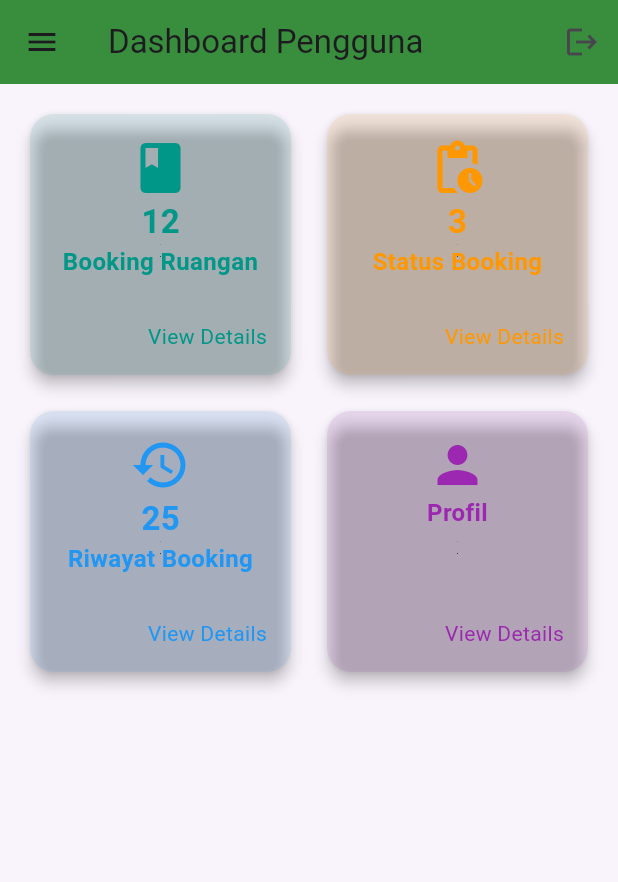
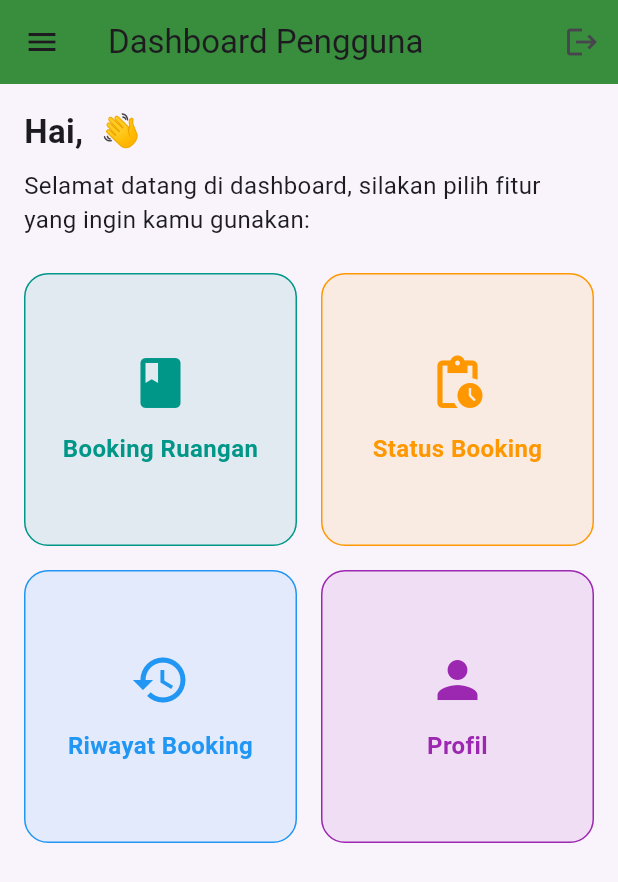
Before and after one commit to mutiadea29/hama-baru, a Flutter app: the UserDashboard screen opened by its route, on a phone screen of 412 x 824 dp. Shown: the top 882 px of the screen. Run offline on Flutter 3.47's test engine with Material 3 defaults, Android fonts, the phone set to English and light mode, and no system bars; our stand-ins replace cloud_firestore, firebase_auth, firebase_core; accounts and stored records are empty.

Commit message:
edit user dasjhboard

```diff
--- a/lib/screens/user/user_dashboard.dart
+++ b/lib/screens/user/user_dashboard.dart
@@ -36,7 +36,9 @@ class UserDashboard extends StatelessWidget {
                 backgroundColor: Colors.white,
                 child: Icon(Icons.person, size: 40, color: Colors.green),
               ),
-              decoration: const BoxDecoration(color: Colors.green),
+              decoration: const BoxDecoration(
+                color: Colors.green,
+              ),
             ),
             ListTile(
               leading: const Icon(Icons.book),
@@ -69,38 +71,51 @@ class UserDashboard extends StatelessWidget {
       ),
       body: Padding(
         padding: const EdgeInsets.all(16.0),
+        child: Column(
+          crossAxisAlignment: CrossAxisAlignment.start,
+          children: [
+            Text(
+              'Hai, ${user?.email ?? 'Pengguna'} 👋',
+              style: const TextStyle(fontSize: 22, fontWeight: FontWeight.bold),
+            ),
+            const SizedBox(height: 8),
+            const Text(
+              'Selamat datang di dashboard, silakan pilih fitur yang ingin kamu gunakan:',
+              style: TextStyle(fontSize: 16),
+            ),
+            const SizedBox(height: 24),
+            Expanded(
               child: GridView.count(
                 crossAxisCount: 2,
                 crossAxisSpacing: 16,
                 mainAxisSpacing: 16,
                 children: [
-            _buildDashboardCard(
+                  _buildFeatureCard(
                     icon: Icons.book,
                     label: 'Booking Ruangan',
-              count: '12',
                     color: Colors.teal,
                     onTap: () => Navigator.pushNamed(context, '/booking'),
                   ),
-            _buildDashboardCard(
+                  _buildFeatureCard(
                     icon: Icons.pending_actions,
                     label: 'Status Booking',
-              count: '3',
                     color: Colors.orange,
                     onTap: () => Navigator.pushNamed(context, '/user-status'),
                   ),
-            _buildDashboardCard(
+                  _buildFeatureCard(
                     icon: Icons.history,
                     label: 'Riwayat Booking',
-              count: '25',
                     color: Colors.blue,
                     onTap: () => Navigator.pushNamed(context, '/riwayat'),
                   ),
-            _buildDashboardCard(
+                  _buildFeatureCard(
                     icon: Icons.person,
                     label: 'Profil',
-              count: '',
                     color: Colors.purple,
                     onTap: () => Navigator.pushNamed(context, '/profile'),
+                  ),
+                ],
+              ),
             ),
           ],
         ),
@@ -108,35 +123,27 @@ class UserDashboard extends StatelessWidget {
     );
   }
 
-  Widget _buildDashboardCard({
+  Widget _buildFeatureCard({
     required IconData icon,
     required String label,
-    required String count,
     required Color color,
     required VoidCallback onTap,
   }) {
     return InkWell(
       onTap: onTap,
       borderRadius: BorderRadius.circular(16),
-      child: Card(
-        shape: RoundedRectangleBorder(borderRadius: BorderRadius.circular(16)),
-        elevation: 4,
+      child: Container(
+        decoration: BoxDecoration(
           color: color.withOpacity(0.1),
-        child: Padding(
+          borderRadius: BorderRadius.circular(16),
+          border: Border.all(color: color, width: 1),
+        ),
         padding: const EdgeInsets.all(16),
         child: Column(
-            mainAxisAlignment: MainAxisAlignment.spaceEvenly,
+          mainAxisAlignment: MainAxisAlignment.center,
           children: [
             Icon(icon, size: 40, color: color),
-              if (count.isNotEmpty)
-                Text(
-                  count,
-                  style: TextStyle(
-                    fontSize: 22,
-                    fontWeight: FontWeight.bold,
-                    color: color,
-                  ),
-                ),
+            const SizedBox(height: 12),
             Text(
               label,
               textAlign: TextAlign.center,
@@ -146,13 +153,7 @@ class UserDashboard extends StatelessWidget {
                 fontWeight: FontWeight.w600,
               ),
             ),
-              const Spacer(),
-              Align(
-                alignment: Alignment.bottomRight,
-                child: Text("View Details", style: TextStyle(color: color)),
-              )
           ],
-          ),
         ),
       ),
     );
```
Lines whose indentation alone changed are shown as unchanged.
